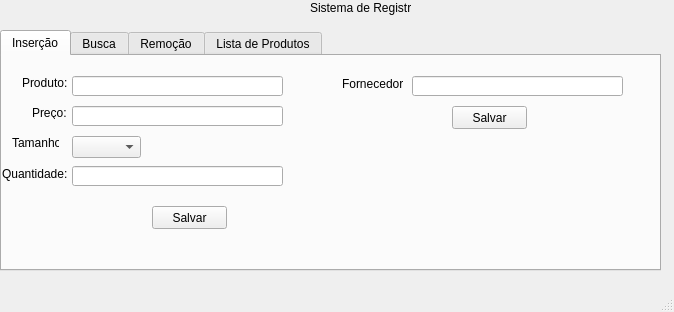
Above: untitled/mainwindow.ui from MSShinzato/Projeto_Estrutura before the change. Below: the same form after it.
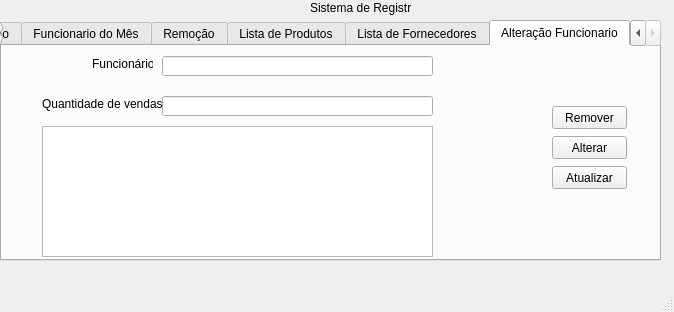
That is the form after the change.

Diff of the .ui file:
```diff
--- a/untitled/mainwindow.ui
+++ b/untitled/mainwindow.ui
@@ -31,13 +31,13 @@
     <property name="geometry">
      <rect>
       <x>0</x>
-      <y>30</y>
+      <y>20</y>
       <width>661</width>
       <height>241</height>
      </rect>
     </property>
     <property name="currentIndex">
-     <number>0</number>
+     <number>5</number>
     </property>
     <widget class="QWidget" name="tab">
      <attribute name="title">
@@ -141,8 +141,8 @@
      <widget class="QPushButton" name="btnSalvar">
       <property name="geometry">
        <rect>
-        <x>150</x>
-        <y>150</y>
+        <x>100</x>
+        <y>180</y>
         <width>75</width>
         <height>23</height>
        </rect>
@@ -190,7 +190,7 @@
     </widget>
     <widget class="QWidget" name="tab_2">
      <attribute name="title">
-      <string>Busca</string>
+      <string>Funcionario do Mês</string>
      </attribute>
      <widget class="QLabel" name="lblBusca">
       <property name="geometry">
@@ -344,6 +344,134 @@
       </property>
      </widget>
     </widget>
+    <widget class="QWidget" name="tab_5">
+     <attribute name="title">
+      <string>Lista de Fornecedores</string>
+     </attribute>
+     <widget class="QTextBrowser" name="txtAreaForn">
+      <property name="geometry">
+       <rect>
+        <x>170</x>
+        <y>10</y>
+        <width>381</width>
+        <height>181</height>
+       </rect>
+      </property>
+     </widget>
+     <widget class="QPushButton" name="btnImprime_2">
+      <property name="geometry">
+       <rect>
+        <x>60</x>
+        <y>70</y>
+        <width>75</width>
+        <height>23</height>
+       </rect>
+      </property>
+      <property name="text">
+       <string>Atualizar</string>
+      </property>
+     </widget>
+    </widget>
+    <widget class="QWidget" name="tab_6">
+     <attribute name="title">
+      <string>Alteração Funcionario</string>
+     </attribute>
+     <widget class="QLabel" name="lblFunc">
+      <property name="geometry">
+       <rect>
+        <x>90</x>
+        <y>10</y>
+        <width>61</width>
+        <height>16</height>
+       </rect>
+      </property>
+      <property name="text">
+       <string>Funcionário: </string>
+      </property>
+     </widget>
+     <widget class="QLineEdit" name="txtFuncDemonio">
+      <property name="geometry">
+       <rect>
+        <x>160</x>
+        <y>10</y>
+        <width>271</width>
+        <height>20</height>
+       </rect>
+      </property>
+     </widget>
+     <widget class="QPushButton" name="btnRemover_2">
+      <property name="geometry">
+       <rect>
+        <x>550</x>
+        <y>60</y>
+        <width>75</width>
+        <height>23</height>
+       </rect>
+      </property>
+      <property name="text">
+       <string>Remover</string>
+      </property>
+     </widget>
+     <widget class="QLabel" name="lblQuantVendas">
+      <property name="geometry">
+       <rect>
+        <x>40</x>
+        <y>50</y>
+        <width>121</width>
+        <height>16</height>
+       </rect>
+      </property>
+      <property name="text">
+       <string>Quantidade de vendas:</string>
+      </property>
+     </widget>
+     <widget class="QLineEdit" name="txtDemonio">
+      <property name="geometry">
+       <rect>
+        <x>160</x>
+        <y>50</y>
+        <width>271</width>
+        <height>20</height>
+       </rect>
+      </property>
+     </widget>
+     <widget class="QPushButton" name="btnAlterar">
+      <property name="geometry">
+       <rect>
+        <x>550</x>
+        <y>90</y>
+        <width>75</width>
+        <height>23</height>
+       </rect>
+      </property>
+      <property name="text">
+       <string>Alterar</string>
+      </property>
+     </widget>
+     <widget class="QTextBrowser" name="textBrowser_2">
+      <property name="geometry">
+       <rect>
+        <x>40</x>
+        <y>80</y>
+        <width>391</width>
+        <height>131</height>
+       </rect>
+      </property>
+     </widget>
+     <widget class="QPushButton" name="btnAtualizaFunc">
+      <property name="geometry">
+       <rect>
+        <x>550</x>
+        <y>120</y>
+        <width>75</width>
+        <height>23</height>
+       </rect>
+      </property>
+      <property name="text">
+       <string>Atualizar</string>
+      </property>
+     </widget>
+    </widget>
    </widget>
   </widget>
   <widget class="QMenuBar" name="menubar">
```
Left out of the diff: 161 changed lines with no effect on the pictures.
